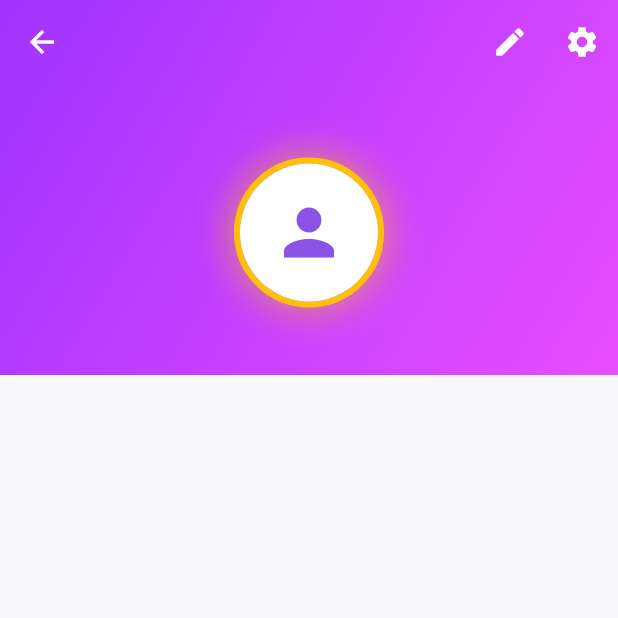
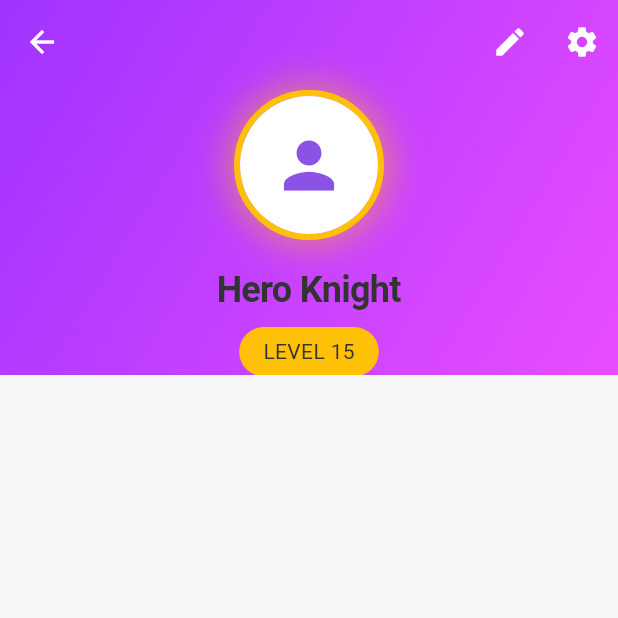
Before and after one commit to Mehreen-siddique/Real_Life_RPG_Overlay, a Flutter app: the profileScreen screen opened directly, on a phone screen of 412 x 824 dp, the top half of it. Run offline on Flutter 3.47's test engine with Material 3 defaults, Android fonts, the phone set to English and light mode, and no system bars; our stand-ins replace font_awesome_flutter; accounts and stored records are empty.

```diff
--- a/lib/profile/ProfileScreen.dart
+++ b/lib/profile/ProfileScreen.dart
@@ -216,6 +216,26 @@ class _profileScreenState extends State<profileScreen> {
                     ),
                   ),
                 ),
+                    SizedBox(height: 16,),
+                    Text(
+                      user.name,
+                      style: AppTextStyles.heading.copyWith(fontSize: 24),
+                    ),
+                    SizedBox(height: 8,),
+                    Container(
+                      padding: EdgeInsets.symmetric(
+                        horizontal: 16,
+                        vertical: 6
+                      ),
+                      decoration: BoxDecoration(
+                        color: AppColors.highlightGold,
+                        borderRadius: BorderRadius.circular(20),
+                      ),
+                      child: Text(
+                        'LEVEL ${user.level}',
+                        style: AppTextStyles.bodyDark,
+                      ),
+                    )
 
                   ],
                 ),
@@ -223,6 +243,7 @@ class _profileScreenState extends State<profileScreen> {
             ),
 
           ),
+
         ],
       ),
 
```
